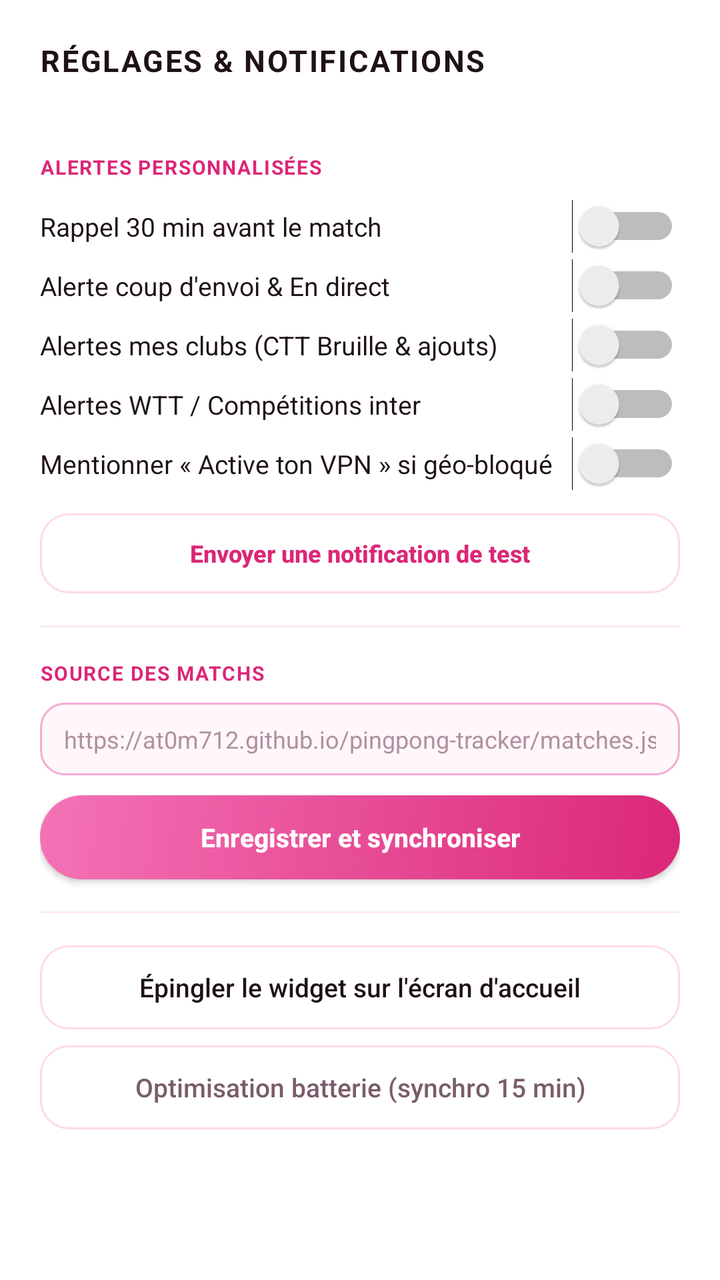
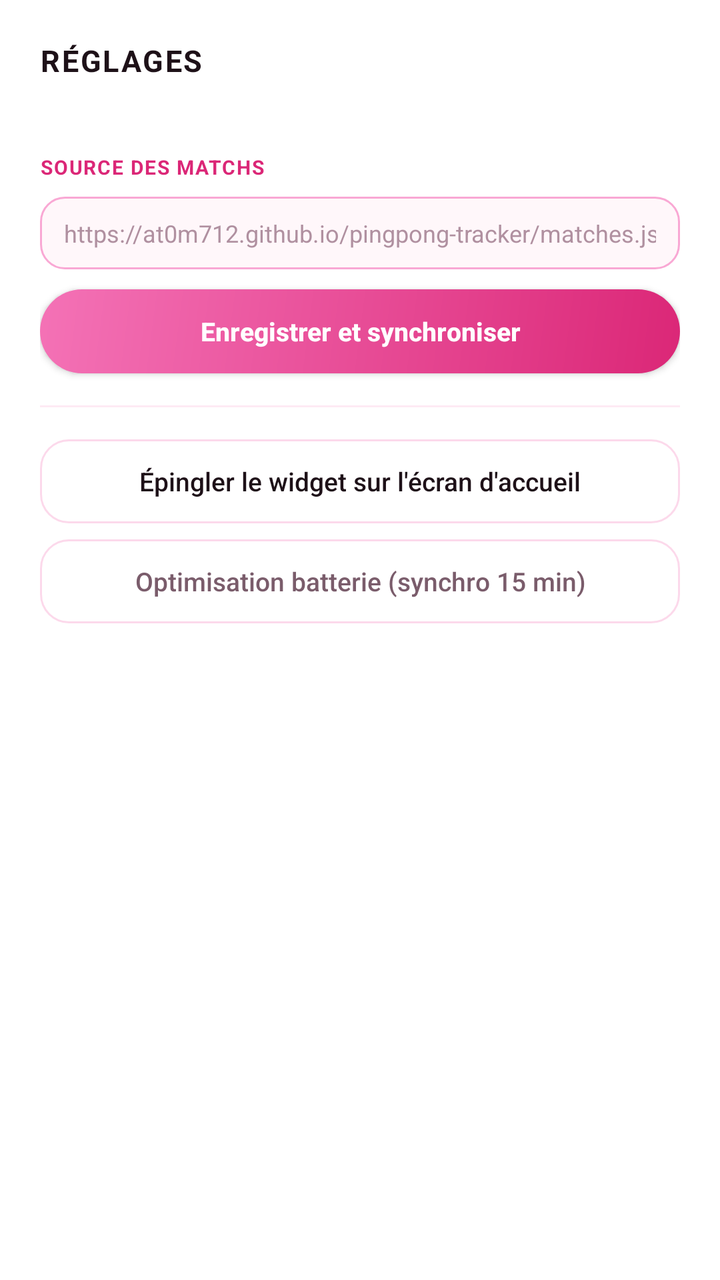

Before-and-after screenshots of an Android layout around one commit, followed by the original layout XML and the change that was made.
<!-- AndroidManifest.xml: application theme Theme.PingTracker -->
<!-- res/layout/dialog_settings.xml -->
<?xml version="1.0" encoding="utf-8"?>
<ScrollView xmlns:android="http://schemas.android.com/apk/res/android"
    android:layout_width="match_parent"
    android:layout_height="wrap_content"
    android:background="#FFFFFF">

    <LinearLayout
        android:layout_width="match_parent"
        android:layout_height="wrap_content"
        android:orientation="vertical"
        android:padding="20dp">

        <TextView
            android:layout_width="match_parent"
            android:layout_height="wrap_content"
            android:letterSpacing="0.06"
            android:text="RÉGLAGES &amp; NOTIFICATIONS"
            android:textColor="#1E1118"
            android:textSize="15sp"
            android:textStyle="bold" />

        <TextView
            android:id="@+id/settings_status"
            android:layout_width="match_parent"
            android:layout_height="wrap_content"
            android:layout_marginTop="4dp"
            android:textColor="#7A5C6B"
            android:textSize="12sp" />

        
        <TextView
            android:layout_width="match_parent"
            android:layout_height="wrap_content"
            android:layout_marginTop="16dp"
            android:layout_marginBottom="8dp"
            android:letterSpacing="0.06"
            android:text="ALERTES PERSONNALISÉES"
            android:textColor="#DB2777"
            android:textSize="10sp"
            android:textStyle="bold" />

        <Switch
            android:id="@+id/switch_notif_30m"
            android:layout_width="match_parent"
            android:layout_height="wrap_content"
            android:paddingVertical="6dp"
            android:text="Rappel 30 min avant le match"
            android:textColor="#1E1118"
            android:textSize="13sp" />

        <Switch
            android:id="@+id/switch_notif_live"
            android:layout_width="match_parent"
            android:layout_height="wrap_content"
            android:paddingVertical="6dp"
            android:text="Alerte coup d'envoi &amp; En direct"
            android:textColor="#1E1118"
            android:textSize="13sp" />

        <Switch
            android:id="@+id/switch_notif_clubs"
            android:layout_width="match_parent"
            android:layout_height="wrap_content"
            android:paddingVertical="6dp"
            android:text="Alertes mes clubs (CTT Bruille &amp; ajouts)"
            android:textColor="#1E1118"
            android:textSize="13sp" />

        <Switch
            android:id="@+id/switch_notif_intl"
            android:layout_width="match_parent"
            android:layout_height="wrap_content"
            android:paddingVertical="6dp"
            android:text="Alertes WTT / Compétitions inter"
            android:textColor="#1E1118"
            android:textSize="13sp" />

        <Switch
            android:id="@+id/switch_notif_vpn"
            android:layout_width="match_parent"
            android:layout_height="wrap_content"
            android:paddingVertical="6dp"
            android:text="Mentionner « Active ton VPN » si géo-bloqué"
            android:textColor="#1E1118"
            android:textSize="13sp" />

        <Button
            android:id="@+id/settings_btn_test_notif"
            android:layout_width="match_parent"
            android:layout_height="40dp"
            android:layout_marginTop="10dp"
            android:background="@drawable/bg_button_dark"
            android:text="Envoyer une notification de test"
            android:textAllCaps="false"
            android:textColor="#DB2777"
            android:textSize="12sp"
            android:textStyle="bold" />

        <View
            android:layout_width="match_parent"
            android:layout_height="1dp"
            android:layout_marginVertical="16dp"
            android:background="#26F472B6" />

        
        <TextView
            android:layout_width="match_parent"
            android:layout_height="wrap_content"
            android:letterSpacing="0.06"
            android:text="SOURCE DES MATCHS"
            android:textColor="#DB2777"
            android:textSize="10sp"
            android:textStyle="bold" />

        <EditText
            android:id="@+id/settings_input_url"
            android:layout_width="match_parent"
            android:layout_height="wrap_content"
            android:layout_marginTop="8dp"
            android:background="@drawable/bg_input_dark"
            android:hint="https://at0m712.github.io/pingpong-tracker/matches.json"
            android:inputType="textUri"
            android:maxLines="2"
            android:paddingHorizontal="12dp"
            android:paddingVertical="10dp"
            android:textColor="#1E1118"
            android:textColorHint="#B090A0"
            android:textSize="12sp" />

        <Button
            android:id="@+id/settings_btn_save_url"
            android:layout_width="match_parent"
            android:layout_height="42dp"
            android:layout_marginTop="10dp"
            android:background="@drawable/bg_button_accent"
            android:text="Enregistrer et synchroniser"
            android:textAllCaps="false"
            android:textColor="#FFFFFF"
            android:textSize="13sp"
            android:textStyle="bold" />

        <View
            android:layout_width="match_parent"
            android:layout_height="1dp"
            android:layout_marginVertical="16dp"
            android:background="#26F472B6" />

        <Button
            android:id="@+id/settings_btn_pin_widget"
            android:layout_width="match_parent"
            android:layout_height="42dp"
            android:background="@drawable/bg_button_dark"
            android:text="Épingler le widget sur l'écran d'accueil"
            android:textAllCaps="false"
            android:textColor="#1E1118"
            android:textSize="13sp" />

        <Button
            android:id="@+id/settings_btn_battery"
            android:layout_width="match_parent"
            android:layout_height="42dp"
            android:layout_marginTop="8dp"
            android:background="@drawable/bg_button_dark"
            android:text="Optimisation batterie (synchro 15 min)"
            android:textAllCaps="false"
            android:textColor="#7A5C6B"
            android:textSize="13sp" />
    </LinearLayout>
</ScrollView>
<!-- resources referenced by this layout -->
<resources>
  <!-- drawable bg_button_accent (drawable) -->
  <?xml version="1.0" encoding="utf-8"?>
  <shape xmlns:android="http://schemas.android.com/apk/res/android"
      android:shape="rectangle">
      <gradient
          android:angle="315"
          android:startColor="#F472B6"
          android:endColor="#DB2777"
          android:type="linear" />
      <corners android:radius="22dp" />
  </shape>
  <!-- drawable bg_button_dark (drawable) -->
  <?xml version="1.0" encoding="utf-8"?>
  <shape xmlns:android="http://schemas.android.com/apk/res/android"
      android:shape="rectangle">
      <solid android:color="#EBFFFFFF" />
      <corners android:radius="14dp" />
      <stroke
          android:width="1dp"
          android:color="#45F472B6" />
  </shape>
  <!-- drawable bg_input_dark (drawable) -->
  <?xml version="1.0" encoding="utf-8"?>
  <shape xmlns:android="http://schemas.android.com/apk/res/android"
      android:shape="rectangle">
      <solid android:color="#FFF7FA" />
      <corners android:radius="12dp" />
      <stroke
          android:width="1dp"
          android:color="#F9A8D4" />
  </shape>
  <style name="Theme.PingTracker" parent="android:Theme.Material.Light.NoActionBar">
          <item name="android:windowBackground">@color/bg_light_start</item>
          <item name="android:statusBarColor">@android:color/transparent</item>
          <item name="android:navigationBarColor">@android:color/transparent</item>
      </style>
  <color name="bg_light_start">#FFFFFF</color>
</resources>

<!-- the commit's change to res/layout/dialog_settings.xml (unified diff, before → after) -->
@@ -14,7 +14,7 @@
             android:layout_width="match_parent"
             android:layout_height="wrap_content"
             android:letterSpacing="0.06"
-            android:text="RÉGLAGES &amp; NOTIFICATIONS"
+            android:text="RÉGLAGES"
             android:textColor="#1E1118"
             android:textSize="15sp"
             android:textStyle="bold" />
@@ -32,80 +32,6 @@
             android:layout_width="match_parent"
             android:layout_height="wrap_content"
             android:layout_marginTop="16dp"
-            android:layout_marginBottom="8dp"
-            android:letterSpacing="0.06"
-            android:text="ALERTES PERSONNALISÉES"
-            android:textColor="#DB2777"
-            android:textSize="10sp"
-            android:textStyle="bold" />
-
-        <Switch
-            android:id="@+id/switch_notif_30m"
-            android:layout_width="match_parent"
-            android:layout_height="wrap_content"
-            android:paddingVertical="6dp"
-            android:text="Rappel 30 min avant le match"
-            android:textColor="#1E1118"
-            android:textSize="13sp" />
-
-        <Switch
-            android:id="@+id/switch_notif_live"
-            android:layout_width="match_parent"
-            android:layout_height="wrap_content"
-            android:paddingVertical="6dp"
-            android:text="Alerte coup d'envoi &amp; En direct"
-            android:textColor="#1E1118"
-            android:textSize="13sp" />
-
-        <Switch
-            android:id="@+id/switch_notif_clubs"
-            android:layout_width="match_parent"
-            android:layout_height="wrap_content"
-            android:paddingVertical="6dp"
-            android:text="Alertes mes clubs (CTT Bruille &amp; ajouts)"
-            android:textColor="#1E1118"
-            android:textSize="13sp" />
-
-        <Switch
-            android:id="@+id/switch_notif_intl"
-            android:layout_width="match_parent"
-            android:layout_height="wrap_content"
-            android:paddingVertical="6dp"
-            android:text="Alertes WTT / Compétitions inter"
-            android:textColor="#1E1118"
-            android:textSize="13sp" />
-
-        <Switch
-            android:id="@+id/switch_notif_vpn"
-            android:layout_width="match_parent"
-            android:layout_height="wrap_content"
-            android:paddingVertical="6dp"
-            android:text="Mentionner « Active ton VPN » si géo-bloqué"
-            android:textColor="#1E1118"
-            android:textSize="13sp" />
-
-        <Button
-            android:id="@+id/settings_btn_test_notif"
-            android:layout_width="match_parent"
-            android:layout_height="40dp"
-            android:layout_marginTop="10dp"
-            android:background="@drawable/bg_button_dark"
-            android:text="Envoyer une notification de test"
-            android:textAllCaps="false"
-            android:textColor="#DB2777"
-            android:textSize="12sp"
-            android:textStyle="bold" />
-
-        <View
-            android:layout_width="match_parent"
-            android:layout_height="1dp"
-            android:layout_marginVertical="16dp"
-            android:background="#26F472B6" />
-
-        
-        <TextView
-            android:layout_width="match_parent"
-            android:layout_height="wrap_content"
             android:letterSpacing="0.06"
             android:text="SOURCE DES MATCHS"
             android:textColor="#DB2777"
